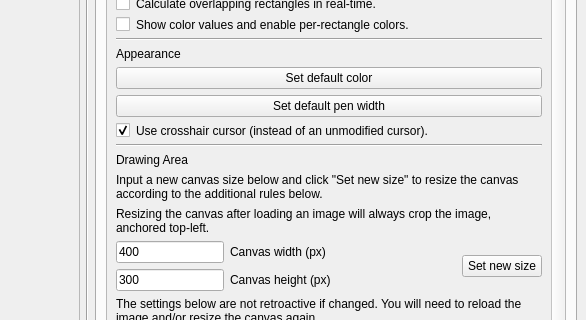
Old version of the form src/main/resources/base/rectmap.ui in the repository lgactna/RectangleMappingTool; both pictures show x 412 to 998 and y 189 to 509 of the 998 by 744 pixel window.
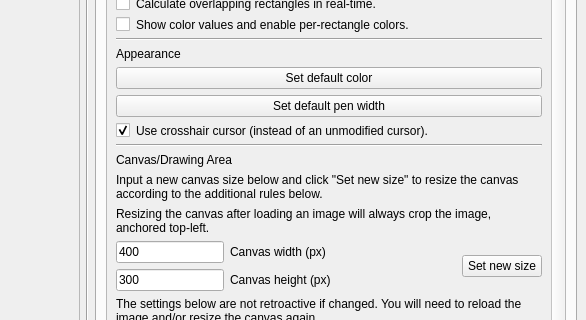
New version of the form.

Commit message: name consistency changes

```diff
--- a/src/main/resources/base/rectmap.ui
+++ b/src/main/resources/base/rectmap.ui
@@ -662,7 +662,7 @@
             <item row="12" column="0" colspan="2">
              <widget class="QLabel" name="label_5">
               <property name="text">
-               <string>Drawing Area</string>
+               <string>Canvas/Drawing Area</string>
               </property>
              </widget>
             </item>
```
Left out of the diff: 6 changed lines with no effect on the pictures. The commit also changes 2 other files.
